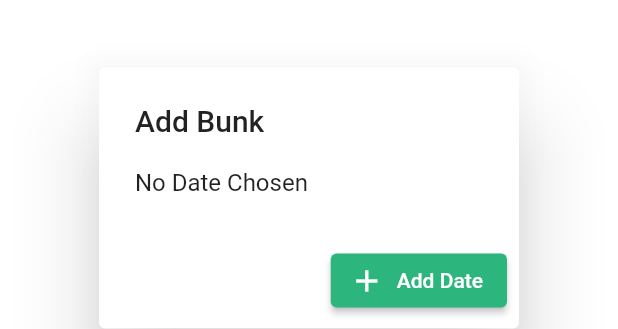
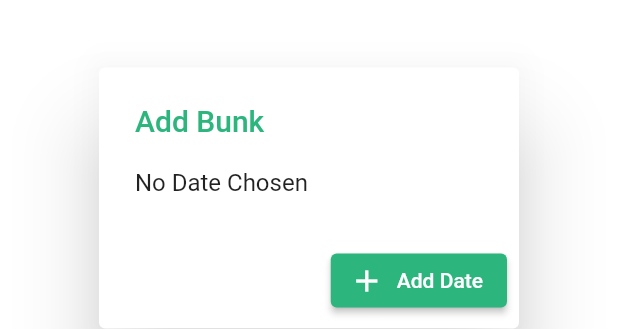
Before and after one commit to Jayakrishnan-manoj/Bunk-Tracker, a Flutter app: the DateDialog widget shown alone on an empty page, opened directly with empty values, on a phone screen of 412 x 824 dp. Shown: the part 420-749 px from the top of the screen. Run offline on Flutter 3.47's test engine with Material 2 defaults, Android fonts, the phone set to English and light mode, and no system bars; our stand-ins replace font_awesome_flutter, shared_preferences; accounts and stored records are empty.

Commit message:
style: minor styling changes in date screen

```diff
--- a/lib/widgets/date_dialog.dart
+++ b/lib/widgets/date_dialog.dart
@@ -38,7 +38,12 @@ class _DateDialogState extends State<DateDialog> {
   @override
   Widget build(BuildContext context) {
     return AlertDialog(
-      title: const Text("Add Bunk"),
+      title: const Text(
+        "Add Bunk",
+        style: TextStyle(
+          color: kAppBarColor,
+        ),
+      ),
       content: dateText == null
           ? const Text("No Date Chosen")
           : Text(
--- a/lib/widgets/subject_item.dart
+++ b/lib/widgets/subject_item.dart
@@ -88,8 +88,8 @@ class _SubjectItemState extends State<SubjectItem> {
                   onPressed: () {
                     popUpDialog(context);
                     setState(() {
-                      attendance++;
-                      saveAttendance(attendance, widget.id);
+                      saveAttendance(attendance, widget.id)
+                          .whenComplete(() => attendance++);
                       if (!inkwellDates.containsKey(widget.title)) {
                         inkwellDates[widget.title] = [];
                       }
```
Also changed, not shown: lib/screens/date_screen.dart (+18 -1 lines).
